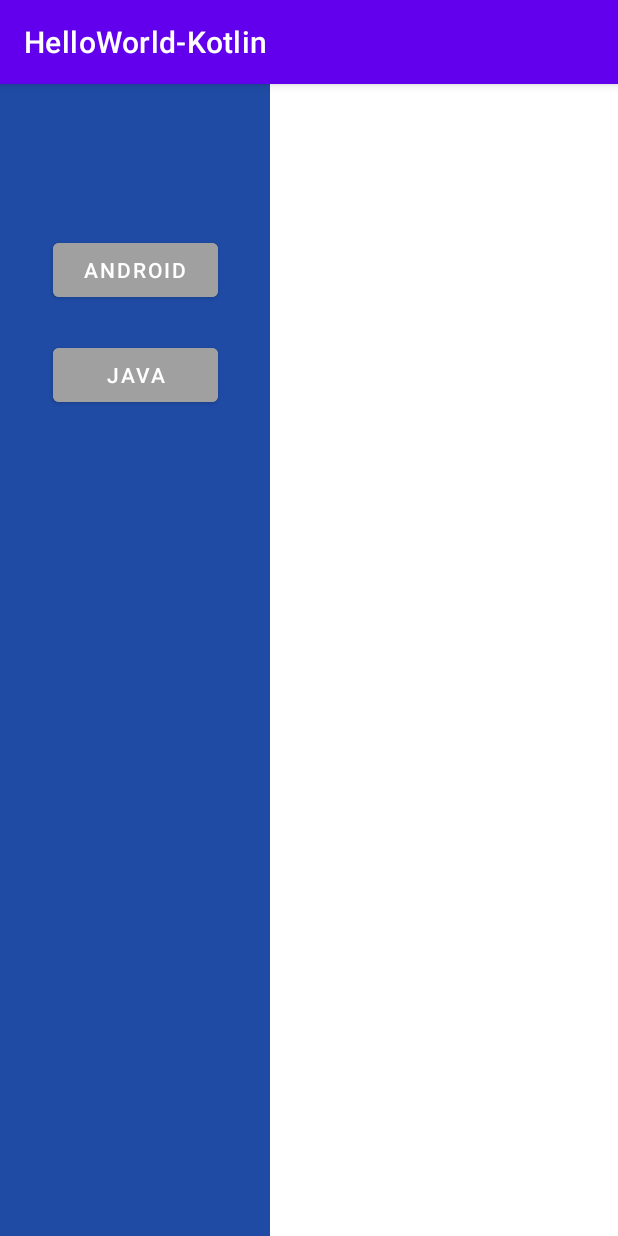
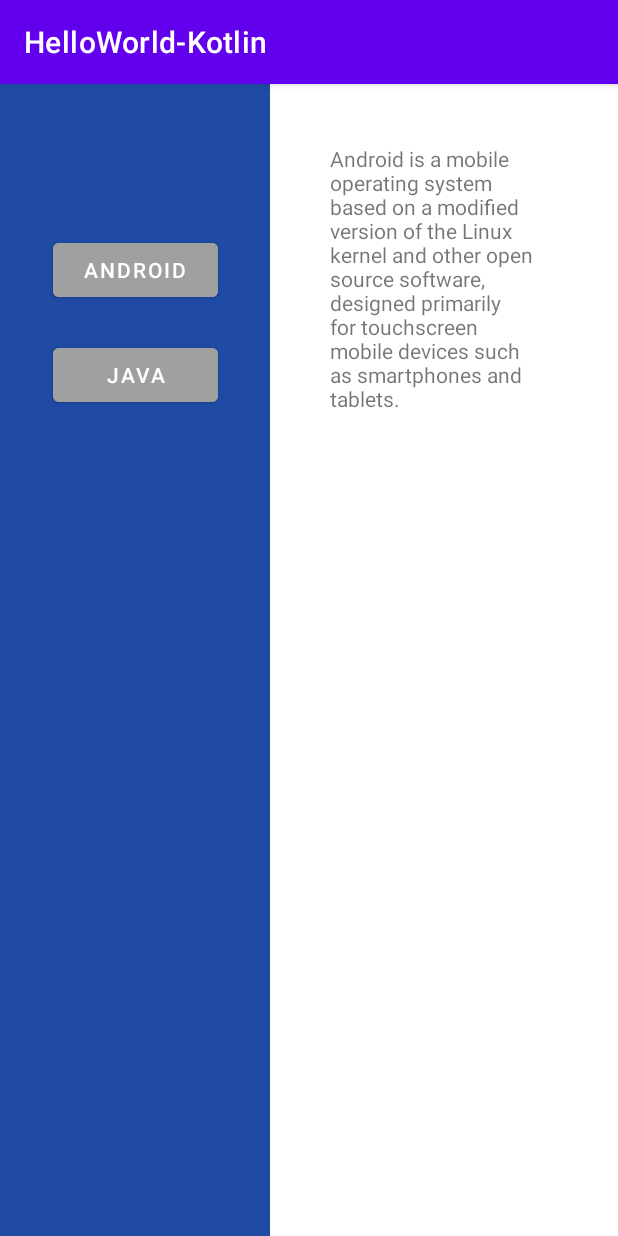
Before and after one commit to TingyuDong/android-demo-helloworld, an Android app: the LanguageSelectionActivity screen opened directly, with no data from a screen before it, after a tap on "ANDROID", on a phone screen of 412 x 824 dp. Run offline under Robolectric (Android 15) with nearby library versions, the phone set to English and light mode, and no system bars.

```diff
--- a/app/src/main/java/com/thoughtworks/androidtrain/LanguageSelectionActivity.kt
+++ b/app/src/main/java/com/thoughtworks/androidtrain/LanguageSelectionActivity.kt
@@ -3,6 +3,9 @@ package com.thoughtworks.androidtrain
 import androidx.appcompat.app.AppCompatActivity
 import android.os.Bundle
 import android.widget.Button
+import com.thoughtworks.androidtrain.fragments.AndroidLanguageFragment
+import com.thoughtworks.androidtrain.fragments.JavaLanguageFragment
+import com.thoughtworks.androidtrain.utils.UiUtils
 
 class LanguageSelectionActivity : AppCompatActivity() {
     override fun onCreate(savedInstanceState: Bundle?) {
@@ -12,11 +15,29 @@ class LanguageSelectionActivity : AppCompatActivity() {
     }
 
     private fun addBtnEvent() {
-        val btn_android: Button = findViewById(R.id.btn_android)
-        val btn_java: Button = findViewById(R.id.btn_java)
-        btn_android.setOnClickListener {
+        val btnAndroid: Button = findViewById(R.id.btn_android)
+        val btnJava: Button = findViewById(R.id.btn_java)
+        UiUtils().replaceFragment(
+            supportFragmentManager,
+            JavaLanguageFragment(),
+            R.id.text_box,
+            null
+        )
+        btnAndroid.setOnClickListener {
+            UiUtils().replaceFragment(
+                supportFragmentManager,
+                AndroidLanguageFragment(),
+                R.id.text_box,
+                null
+            )
         }
-        btn_java.setOnClickListener {
+        btnJava.setOnClickListener {
+            UiUtils().replaceFragment(
+                supportFragmentManager,
+                JavaLanguageFragment(),
+                R.id.text_box,
+                null
+            )
         }
 
     }
--- a/app/src/main/res/layout/activity_language_selection.xml
+++ b/app/src/main/res/layout/activity_language_selection.xml
@@ -7,6 +7,7 @@
     tools:context=".LanguageSelectionActivity">
 
     <TextView
+        android:id="@+id/btn_box"
         android:layout_width="180dp"
         android:layout_height="match_parent"
         android:background="@color/blue"
@@ -36,4 +37,11 @@
         android:layout_marginTop="70dp"
         android:layout_marginStart="35dp"/>
 
+    <FrameLayout
+        android:id="@+id/text_box"
+        android:layout_width="220dp"
+        android:layout_height="match_parent"
+        app:layout_constraintStart_toEndOf="@+id/btn_box"/>
+
+
 </androidx.constraintlayout.widget.ConstraintLayout>
--- a/app/src/main/res/values/strings.xml
+++ b/app/src/main/res/values/strings.xml
@@ -38,4 +38,5 @@
     <string name="android">Android</string>
     <string name="java">Java</string>
     <string name="java_introduce" translatable="false">Java is a High Level, class-based, object-oriented programming language that is designed to have as few implementation dependencies as possible.</string>
+    <string name="android_introduce" translatable="false">Android is a mobile operating system based on a modified version of the Linux kernel and other open source software, designed primarily for touchscreen mobile devices such as smartphones and tablets.</string>
 </resources>
```
